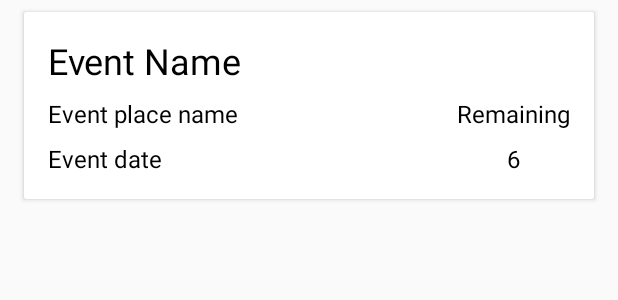
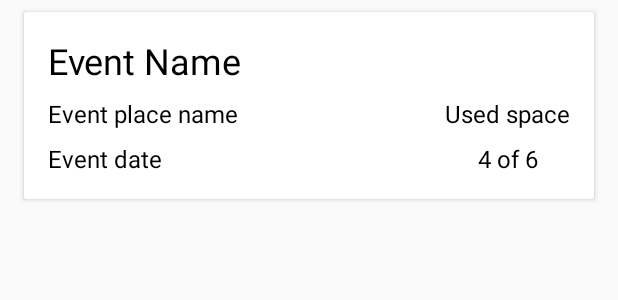
Before and after one commit to samuolis/Training-Buddy, an Android app: the layout event_list_recyclerview_item.xml on its own in the app's theme, with its tools: preview values and no code run, on a phone screen of 412 x 824 dp. Shown: the top 300 px of the screen. Run offline under Robolectric (Android 15) with nearby library versions, the phone set to English and light mode, and no system bars.

Commit message:
TA-29
Minor fixes

```diff
--- a/app/src/main/java/com/example/lukas/trainerapp/ui/adapters/UserEventsRecyclerViewAdapter.kt
+++ b/app/src/main/java/com/example/lukas/trainerapp/ui/adapters/UserEventsRecyclerViewAdapter.kt
@@ -39,7 +39,8 @@ class UserEventsRecyclerViewAdapter(eventsList: List<Event>?, context: Context,
             val dateStr = timeStampFormat.format(eventList!![position].eventDate)
             holder.eventDate.text = dateStr
             holder.eventPlaceName.text = eventList!![position].eventLocationName
-            holder.eventPlayersCount.text = eventList!![position].eventPlayers.toString()
+            var signedUsersCount = eventList!![position].eventSignedPlayers?.size ?: 0
+            holder.eventPlayersCount.text = signedUsersCount.toString() + " of " + eventList!![position].eventPlayers.toString()
             if (eventList!![position].eventDistance == null) {
                 holder.eventsDistanceLinearLAyout.visibility = View.INVISIBLE
             } else {
--- a/app/src/main/java/com/example/lukas/trainerapp/ui/fragments/EventDetailsDialogFragment.kt
+++ b/app/src/main/java/com/example/lukas/trainerapp/ui/fragments/EventDetailsDialogFragment.kt
@@ -110,7 +110,7 @@ class EventDetailsDialogFragment : DialogFragment() {
             event_details_description.text = SpannableStringBuilder(it.eventDescription)
             if (it.eventDistance == null) {
                 event_details_distance_layout.visibility = View.GONE
-                event_details_location.setPadding(0, 0, 0, 16)
+                event_details_location.setPadding(0, 0, 0, 32)
             } else {
                 event_details_distance.text = DecimalFormat("##.##").format(it.eventDistance)
                 event_details_location.setPadding(0, 0, 0, 0)
--- a/app/src/main/java/com/example/lukas/trainerapp/ui/fragments/ProfileFragment.kt
+++ b/app/src/main/java/com/example/lukas/trainerapp/ui/fragments/ProfileFragment.kt
@@ -86,6 +86,9 @@ class ProfileFragment : Fragment() {
         user_phone_number_text_view.setOnClickListener({
             (activity as NavigationActivity).showAccountEditDialogFragment()
         })
+        initials_image_view.setOnClickListener {
+            (activity as NavigationActivity).showAccountEditDialogFragment()
+        }
 
         eventViewModel.getUserEvents()?.observe(this, Observer { userEvents ->
             profile_events_recycler_view.adapter = UserEventsRecyclerViewAdapter(userEvents, context!!, object : UserEventsRecyclerViewAdapter.MyClickListener {
--- a/app/src/main/res/layout/event_list_recyclerview_item.xml
+++ b/app/src/main/res/layout/event_list_recyclerview_item.xml
@@ -89,7 +89,7 @@
             android:layout_height="wrap_content"
             android:layout_marginTop="8dp"
             android:layout_marginEnd="16dp"
-            android:text="Remaining"
+            android:text="Used space"
             android:textColor="@android:color/black"
             android:textSize="16sp"
             app:layout_constraintEnd_toEndOf="parent"
@@ -100,7 +100,7 @@
             android:layout_width="wrap_content"
             android:layout_height="wrap_content"
             android:layout_marginTop="8dp"
-            android:text="6"
+            android:text="4 of 6"
             android:textColor="@android:color/black"
             android:textSize="16sp"
             app:layout_constraintEnd_toEndOf="@+id/players_label"
```
Also changed, not shown: app/src/main/java/com/example/lukas/trainerapp/ui/fragments/LoginFragment.java (+2 -11 lines).
